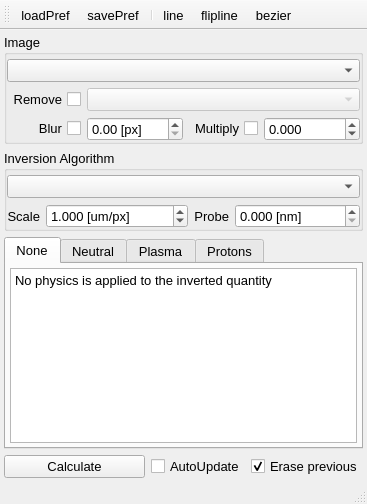
This is UIs/nIntegralInversion.ui in NeutrinoToolkit/Neutrino as Qt 5 draws it before an edit. The edited form follows.
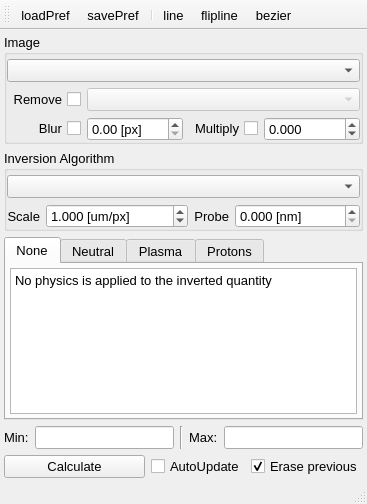
This is the edited form. Icons and pictures are not drawn.

Commit message: added min/max cutoff on abel

The edit to the form file:
```diff
--- a/UIs/nIntegralInversion.ui
+++ b/UIs/nIntegralInversion.ui
@@ -22,7 +22,7 @@
    <bool>true</bool>
   </property>
   <widget class="QWidget" name="centralwidget">
-   <layout class="QGridLayout" name="gridLayout_3" rowstretch="0,0,1,0" columnstretch="1,0,0">
+   <layout class="QGridLayout" name="gridLayout_3" rowstretch="0,0,1,0,0,0" columnstretch="1,0,0">
     <property name="margin">
      <number>4</number>
     </property>
@@ -264,7 +264,7 @@
       </widget>
      </widget>
     </item>
-    <item row="3" column="0">
+    <item row="5" column="0">
      <widget class="QPushButton" name="doInversion">
       <property name="font">
        <font>
@@ -276,7 +276,7 @@
       </property>
      </widget>
     </item>
-    <item row="3" column="1">
+    <item row="5" column="1">
      <widget class="QCheckBox" name="autoUpdate">
       <property name="text">
        <string>AutoUpdate</string>
@@ -286,7 +286,7 @@
       </property>
      </widget>
     </item>
-    <item row="3" column="2">
+    <item row="5" column="2">
      <widget class="QCheckBox" name="erasePrevious">
       <property name="font">
        <font>
@@ -550,6 +550,60 @@
       </layout>
      </widget>
     </item>
+    <item row="3" column="0" colspan="3">
+     <widget class="QWidget" name="widget" native="true">
+      <layout class="QHBoxLayout" name="horizontalLayout" stretch="0,0,0,0,0">
+       <property name="margin">
+        <number>0</number>
+       </property>
+       <item>
+        <widget class="QLabel" name="label_8">
+         <property name="font">
+          <font>
+           <pointsize>10</pointsize>
+          </font>
+         </property>
+         <property name="text">
+          <string>Min:</string>
+         </property>
+        </widget>
+       </item>
+       <item>
+        <widget class="QLineEdit" name="minCut">
+         <property name="neutrinoSave" stdset="0">
+          <bool>true</bool>
+         </property>
+        </widget>
+       </item>
+       <item>
+        <widget class="Line" name="line">
+         <property name="orientation">
+          <enum>Qt::Vertical</enum>
+         </property>
+        </widget>
+       </item>
+       <item>
+        <widget class="QLabel" name="label_7">
+         <property name="font">
+          <font>
+           <pointsize>10</pointsize>
+          </font>
+         </property>
+         <property name="text">
+          <string>Max:</string>
+         </property>
+        </widget>
+       </item>
+       <item>
+        <widget class="QLineEdit" name="maxCut">
+         <property name="neutrinoSave" stdset="0">
+          <bool>true</bool>
+         </property>
+        </widget>
+       </item>
+      </layout>
+     </widget>
+    </item>
    </layout>
   </widget>
   <widget class="QStatusBar" name="statusbar"/>
```
The commit also changes 1 other file.
